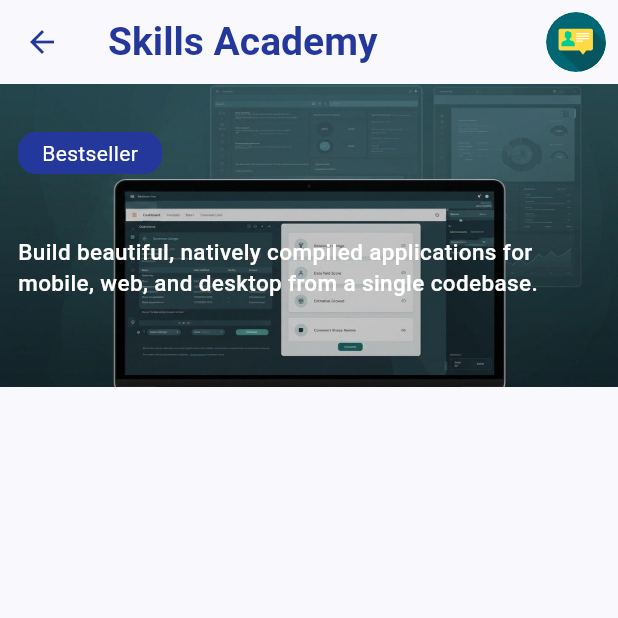
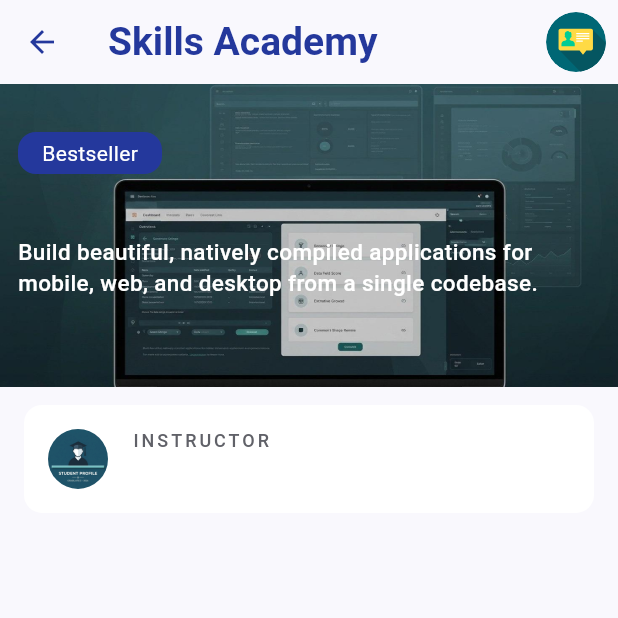
Before and after one commit to NadyAlwazah/flutter-task05-skills-academy-beg, a Flutter app: the CourseDetailsView screen opened directly with empty values, on a phone screen of 412 x 824 dp, the top half of it. Run offline on Flutter 3.47's test engine with Material 3 defaults, Android fonts, the phone set to English and light mode, and no system bars; our stand-ins replace flutter_svg, go_router.

Commit message:
feat(course-details): add reusable InstructorInfoTile widget

```diff
--- a/lib/core/utils/styles.dart
+++ b/lib/core/utils/styles.dart
@@ -29,4 +29,26 @@
     fontWeight: FontWeight.w600,
     fontSize: 17,
   );
+  static const TextStyle textStyle24Bold = TextStyle(
+    fontSize: 24,
+    color: Colors.white,
+    fontWeight: FontWeight.bold,
+  );
+  static const TextStyle textStyle15W500 = TextStyle(
+    color: Colors.white,
+    fontSize: 15,
+    fontWeight: FontWeight.w500,
+  );
+  static const TextStyle instructorLabel = TextStyle(
+    color: Color(0xFF606168),
+    fontSize: 12,
+    letterSpacing: 2,
+    fontWeight: FontWeight.w500,
+  );
+
+  static const TextStyle instructorName = TextStyle(
+    color: AppColors.primary,
+    fontSize: 20,
+    fontWeight: FontWeight.w500,
+  );
 }
--- a/lib/features/courses/presentation/views/widgets/courses_details_header_stack.dart
+++ b/lib/features/courses/presentation/views/widgets/courses_details_header_stack.dart
@@ -1,6 +1,7 @@
 import 'package:flutter/material.dart';
 import 'package:flutter_task05_skills_academy_beg/core/theme/app_colors.dart';
 import 'package:flutter_task05_skills_academy_beg/core/utils/assets.dart';
+import 'package:flutter_task05_skills_academy_beg/core/utils/styles.dart';
 
 class CoursesDetailsHeaderStack extends StatelessWidget {
   const CoursesDetailsHeaderStack({super.key, required this.title});
@@ -40,11 +41,7 @@
                 // Title
                 Text(
                   title,
-                  style: const TextStyle(
-                    fontSize: 24,
-                    color: Colors.white,
-                    fontWeight: FontWeight.bold,
-                  ),
+                  style: Styles.textStyle24Bold,
                   maxLines: 1,
                   overflow: TextOverflow.ellipsis,
                 ),
@@ -52,11 +49,7 @@
                 // Description
                 const Text(
                   "Build beautiful, natively compiled applications for mobile, web, and desktop from a single codebase.",
-                  style: TextStyle(
-                    color: Colors.white,
-                    fontSize: 15,
-                    fontWeight: FontWeight.w500,
-                  ),
+                  style: Styles.textStyle15W500,
                 ),
               ],
             ),
--- a/lib/features/courses/presentation/views/widgets/courses_details_view_body.dart
+++ b/lib/features/courses/presentation/views/widgets/courses_details_view_body.dart
@@ -1,5 +1,6 @@
 import 'package:flutter/material.dart';
 import 'package:flutter_task05_skills_academy_beg/features/courses/presentation/views/widgets/courses_details_header_stack.dart';
+import 'package:flutter_task05_skills_academy_beg/features/courses/presentation/views/widgets/instructor_info_tile.dart';
 
 class CoursesDetailsViewBody extends StatelessWidget {
   const CoursesDetailsViewBody({
@@ -12,7 +13,18 @@
   @override
   Widget build(BuildContext context) {
     return SingleChildScrollView(
-      child: Column(children: [CoursesDetailsHeaderStack(title: title)]),
+      child: Column(
+        children: [
+          CoursesDetailsHeaderStack(title: title),
+
+          Padding(
+            padding: const EdgeInsets.symmetric(horizontal: 16, vertical: 12),
+            child: Column(
+              children: [InstructorInfoTile(instructorName: instructor)],
+            ),
+          ),
+        ],
+      ),
     );
   }
 }
--- /dev/null
+++ b/lib/features/courses/presentation/views/widgets/instructor_info_tile.dart
@@ -0,0 +1,31 @@
+import 'package:flutter/material.dart';
+import 'package:flutter_task05_skills_academy_beg/core/utils/assets.dart';
+import 'package:flutter_task05_skills_academy_beg/core/utils/styles.dart';
+
+class InstructorInfoTile extends StatelessWidget {
+  final String instructorName;
+
+  const InstructorInfoTile({super.key, required this.instructorName});
+
+  @override
+  Widget build(BuildContext context) {
+    return ListTile(
+      shape: RoundedRectangleBorder(borderRadius: BorderRadius.circular(12)),
+      tileColor: Colors.white,
+      leading: CircleAvatar(
+        radius: 20,
+        backgroundColor: Colors.transparent,
+        child: ClipOval(
+          child: Image.asset(
+            AssetsData.instructorProfile,
+            fit: BoxFit.cover,
+            width: 40,
+            height: 40,
+          ),
+        ),
+      ),
+      title: const Text("INSTRUCTOR", style: Styles.instructorLabel),
+      subtitle: Text(instructorName, style: Styles.instructorName),
+    );
+  }
+}
```
